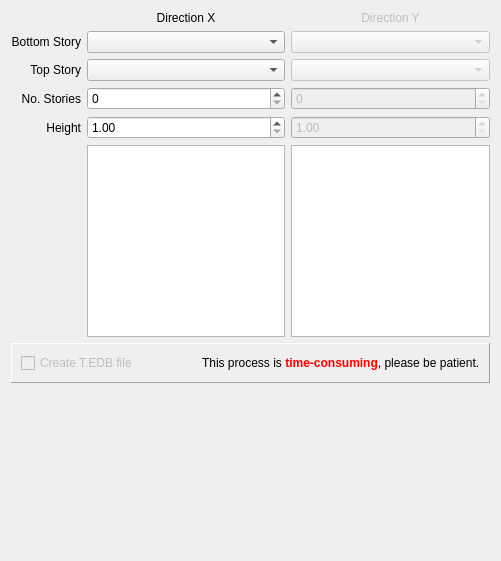
Qt form widgets/drift.ui (ebrahimraeyat/civilTools) before a commit.
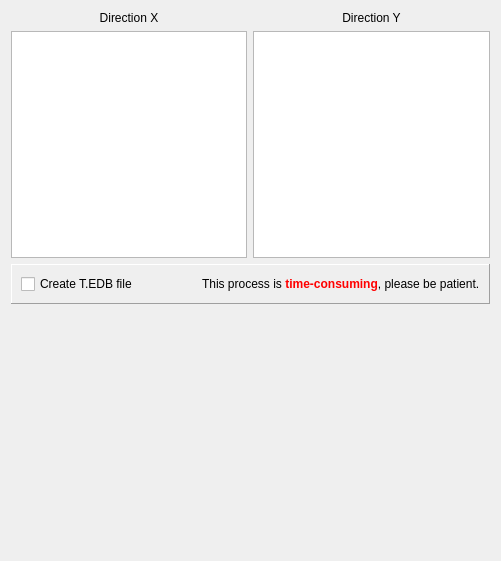
The same form after that commit.

Commit message: adding automatic drifts to FreeCAD

```diff
--- a/widgets/drift.ui
+++ b/widgets/drift.ui
@@ -16,7 +16,7 @@
   <layout class="QVBoxLayout" name="verticalLayout">
    <item>
     <layout class="QGridLayout" name="gridLayout">
-     <item row="0" column="1">
+     <item row="0" column="0">
       <widget class="QLabel" name="label">
        <property name="layoutDirection">
         <enum>Qt::LeftToRight</enum>
@@ -29,10 +29,10 @@
        </property>
       </widget>
      </item>
-     <item row="0" column="2">
+     <item row="0" column="1">
       <widget class="QLabel" name="label_6">
        <property name="enabled">
-        <bool>false</bool>
+        <bool>true</bool>
        </property>
        <property name="text">
         <string>Direction Y</string>
@@ -42,116 +42,7 @@
        </property>
       </widget>
      </item>
-     <item row="1" column="0">
-      <widget class="QLabel" name="label_2">
-       <property name="text">
-        <string>Bottom Story</string>
-       </property>
-       <property name="alignment">
-        <set>Qt::AlignRight|Qt::AlignTrailing|Qt::AlignVCenter</set>
-       </property>
-      </widget>
-     </item>
      <item row="1" column="1">
-      <widget class="QComboBox" name="bot_x_combo"/>
-     </item>
-     <item row="1" column="2">
-      <widget class="QComboBox" name="bot_y_combo">
-       <property name="enabled">
-        <bool>false</bool>
-       </property>
-      </widget>
-     </item>
-     <item row="2" column="0">
-      <widget class="QLabel" name="label_3">
-       <property name="text">
-        <string>Top Story</string>
-       </property>
-       <property name="alignment">
-        <set>Qt::AlignRight|Qt::AlignTrailing|Qt::AlignVCenter</set>
-       </property>
-      </widget>
-     </item>
-     <item row="2" column="1">
-      <widget class="QComboBox" name="top_x_combo"/>
-     </item>
-     <item row="2" column="2">
-      <widget class="QComboBox" name="top_y_combo">
-       <property name="enabled">
-        <bool>false</bool>
-       </property>
-      </widget>
-     </item>
-     <item row="3" column="0">
-      <widget class="QLabel" name="label_4">
-       <property name="text">
-        <string>No. Stories</string>
-       </property>
-       <property name="alignment">
-        <set>Qt::AlignRight|Qt::AlignTrailing|Qt::AlignVCenter</set>
-       </property>
-      </widget>
-     </item>
-     <item row="3" column="1">
-      <widget class="QSpinBox" name="no_story_x_spinbox"/>
-     </item>
-     <item row="3" column="2">
-      <widget class="QSpinBox" name="no_story_y_spinbox">
-       <property name="enabled">
-        <bool>false</bool>
-       </property>
-      </widget>
-     </item>
-     <item row="4" column="0">
-      <widget class="QLabel" name="label_5">
-       <property name="text">
-        <string>Height</string>
-       </property>
-       <property name="alignment">
-        <set>Qt::AlignRight|Qt::AlignTrailing|Qt::AlignVCenter</set>
-       </property>
-      </widget>
-     </item>
-     <item row="4" column="1">
-      <widget class="QDoubleSpinBox" name="height_x_spinbox">
-       <property name="minimum">
-        <double>1.000000000000000</double>
-       </property>
-       <property name="maximum">
-        <double>200.000000000000000</double>
-       </property>
-       <property name="value">
-        <double>1.000000000000000</double>
-       </property>
-      </widget>
-     </item>
-     <item row="4" column="2">
-      <widget class="QDoubleSpinBox" name="height_y_spinbox">
-       <property name="enabled">
-        <bool>false</bool>
-       </property>
-       <property name="minimum">
-        <double>1.000000000000000</double>
-       </property>
-       <property name="maximum">
-        <double>200.000000000000000</double>
-       </property>
-       <property name="value">
-        <double>1.000000000000000</double>
-       </property>
-      </widget>
-     </item>
-     <item row="5" column="1">
-      <widget class="QListWidget" name="x_loadcase_list">
-       <property name="selectionMode">
-        <enum>QAbstractItemView::NoSelection</enum>
-       </property>
-       <property name="sortingEnabled">
-        <bool>true</bool>
-       </property>
-      </widget>
-     </item>
-     <item row="5" column="2">
       <widget class="QListWidget" name="y_loadcase_list">
        <property name="selectionMode">
         <enum>QAbstractItemView::NoSelection</enum>
@@ -161,6 +52,16 @@
        </property>
       </widget>
      </item>
+     <item row="1" column="0">
+      <widget class="QListWidget" name="x_loadcase_list">
+       <property name="selectionMode">
+        <enum>QAbstractItemView::NoSelection</enum>
+       </property>
+       <property name="sortingEnabled">
+        <bool>true</bool>
+       </property>
+      </widget>
+     </item>
     </layout>
    </item>
    <item>
@@ -178,7 +79,7 @@
       <item>
        <widget class="QCheckBox" name="create_t_file_box">
         <property name="enabled">
-         <bool>false</bool>
+         <bool>true</bool>
         </property>
         <property name="text">
          <string>Create T.EDB file</string>
```
The commit also changes 3 other files.
